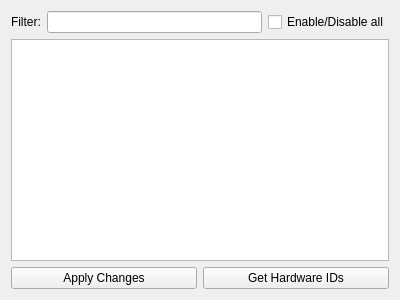
Old version of the form qt/OpenRGBSupportedDevicesPage/OpenRGBSupportedDevicesPage.ui in the repository Emiliopg91/OpenRGB.
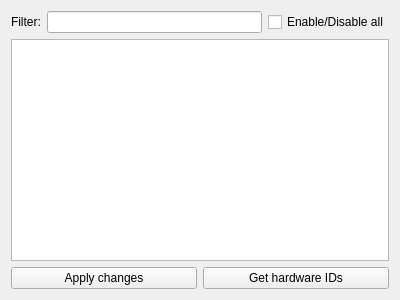
New version of the form.

Patch:
```diff
--- a/qt/OpenRGBSupportedDevicesPage/OpenRGBSupportedDevicesPage.ui
+++ b/qt/OpenRGBSupportedDevicesPage/OpenRGBSupportedDevicesPage.ui
@@ -43,14 +43,14 @@
      <item>
       <widget class="QPushButton" name="SaveButton">
        <property name="text">
-        <string>Apply Changes</string>
+        <string>Apply changes</string>
        </property>
       </widget>
      </item>
      <item>
       <widget class="QPushButton" name="GetHardwareIDsButton">
        <property name="text">
-        <string>Get Hardware IDs</string>
+        <string>Get hardware IDs</string>
        </property>
       </widget>
      </item>
```
Left out of the diff: 6 changed lines with no effect on the pictures.
